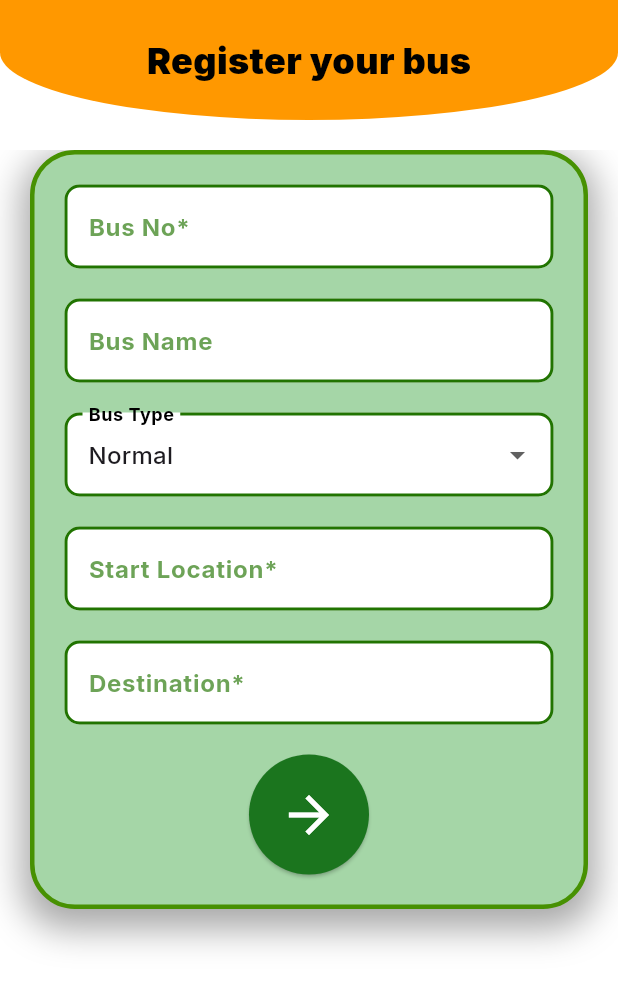
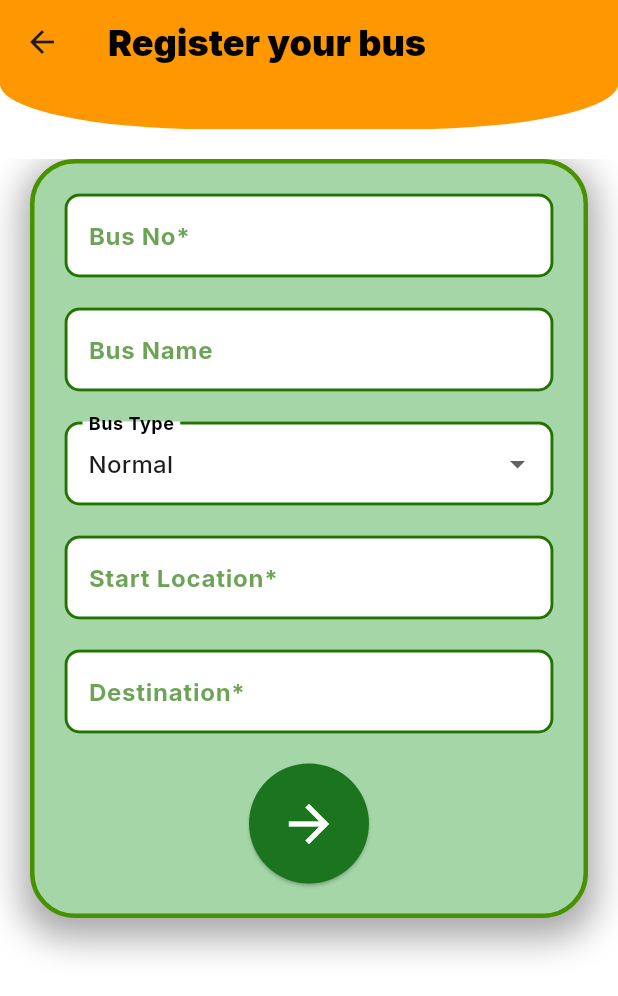
Before and after one commit to udithgunasekara/UEE_BusTicketBooking, a Flutter app: the Busregistration screen opened by its route, on a phone screen of 412 x 824 dp. Shown: the top 996 px of the screen. Run offline on Flutter 3.47's test engine with Material 3 defaults, Android fonts, the phone set to English and light mode, and no system bars; our stand-ins replace cloud_firestore, firebase_auth, firebase_core, firebase_storage, google_fonts, image_picker and 3 more; missing offline and left inert: mobile_scanner; accounts and stored records are empty.

Commit message:
fixed some bugs

```diff
--- a/swiftbus/lib/busRegistration/busRegistrationPage.dart
+++ b/swiftbus/lib/busRegistration/busRegistrationPage.dart
@@ -23,6 +23,22 @@ class _BusregistrationState extends State<Busregistration> {
     ));
 
     return Scaffold(
+      appBar: AppBar(
+        backgroundColor: Colors.orange,
+        leading: IconButton(
+          icon: Icon(Icons.arrow_back),
+          onPressed: () => Navigator.of(context).pop(),
+        ),
+        title: const Text(
+          "Register your bus",
+          style: TextStyle(
+            fontSize: 24,
+            fontStyle: FontStyle.normal,
+            fontWeight: FontWeight.w900,
+            color: Colors.black,
+          ),
+        ),
+      ),
       body: SafeArea(
         child: SingleChildScrollView(
           child: Container(
@@ -32,7 +48,7 @@ class _BusregistrationState extends State<Busregistration> {
               mainAxisAlignment: MainAxisAlignment.start,
               children: [
                 Container(
-                  height: 80,
+                  height: 30,
                   width: MediaQuery.of(context).size.width,
                   decoration: BoxDecoration(
                     color: Colors.orange,
@@ -47,7 +63,7 @@ class _BusregistrationState extends State<Busregistration> {
                       ),
                     ),
                   ),
-                  child: const Center(
+                  /* child: const Center(
                     child: Text(
                       "Register your bus",
                       style: TextStyle(
@@ -57,7 +73,7 @@ class _BusregistrationState extends State<Busregistration> {
                         color: Colors.black,
                       ),
                     ),
-                  ),
+                  ), */
                 ),
                 const SizedBox(height: 20),
                 SizedBox(
--- a/swiftbus/lib/common/ModeratorHome.dart
+++ b/swiftbus/lib/common/ModeratorHome.dart
@@ -90,6 +90,7 @@ class _ConductorHomeState extends State<ConductorHome> {
         toolbarHeight: 100,
         backgroundColor: Color(0xFFFD6905),
         elevation: 0,
+        automaticallyImplyLeading: false,
         shape: const RoundedRectangleBorder(
           borderRadius: BorderRadius.only(
             bottomLeft: Radius.circular(20.0),
```
Also changed, not shown: swiftbus/lib/busRegistration/widgets/busDetailswidget.dart (+12 -3 lines), swiftbus/pubspec.lock.
